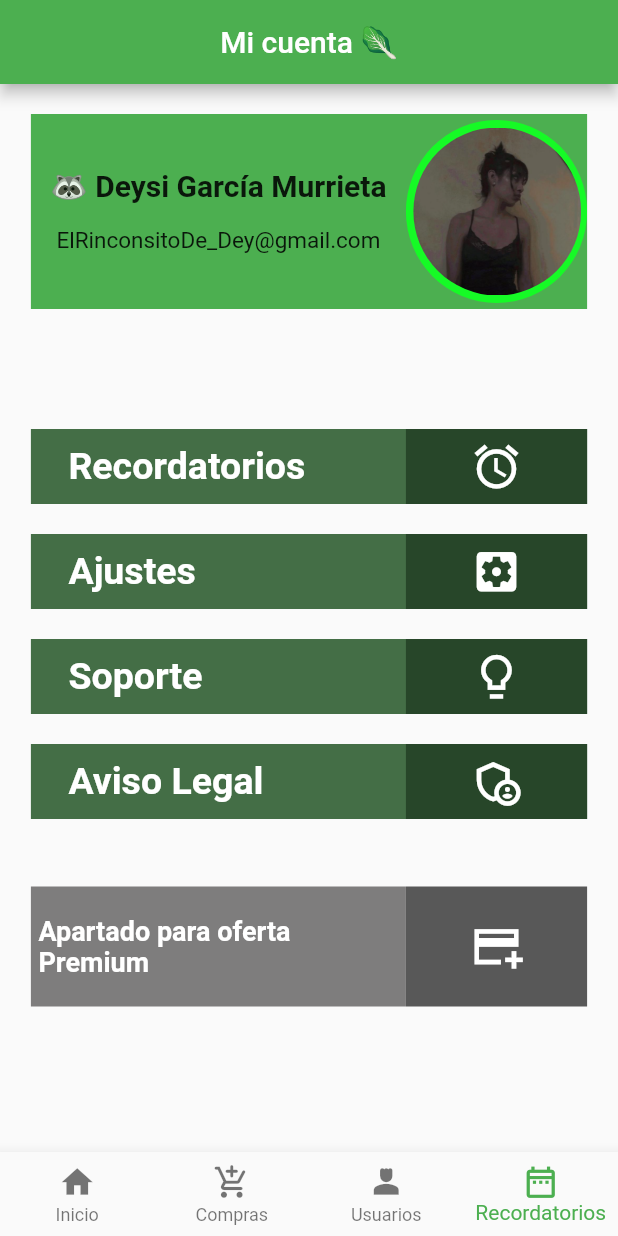
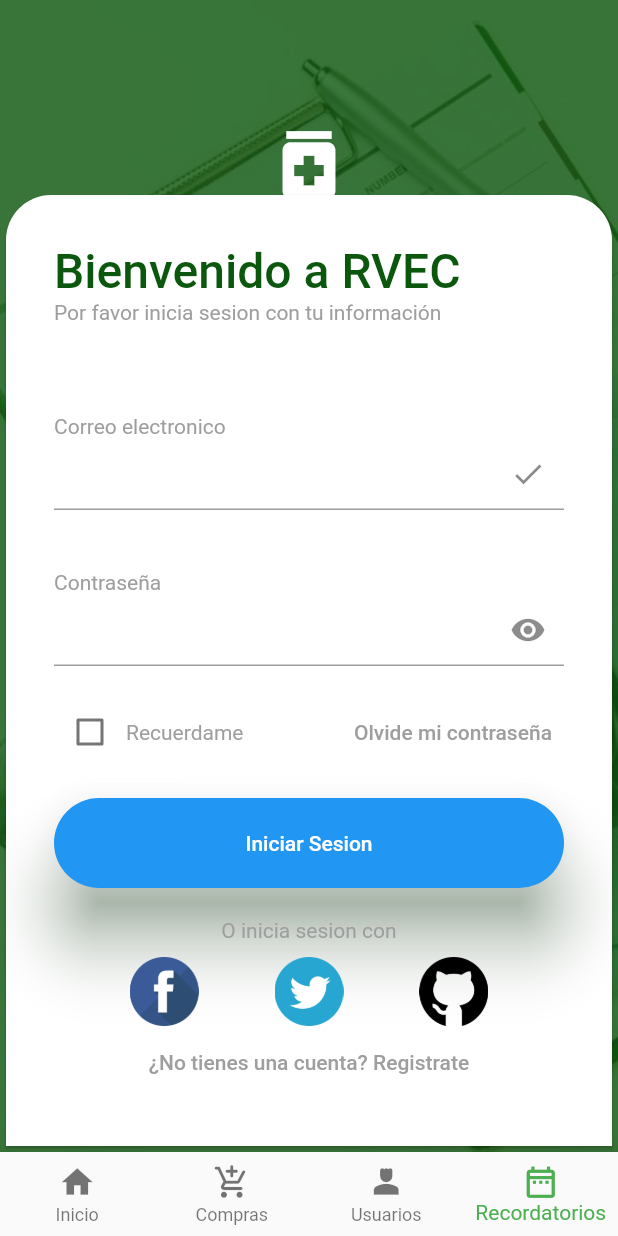
Before and after one commit to KarlaHdezHdez/app, a Flutter app: the screen it shows after launch, item 4 of the bottom bar chosen, on a phone screen of 412 x 824 dp. Run offline on Flutter 3.47's test engine with Material 2 defaults, Android fonts, the phone set to English and light mode, and no system bars; our stand-ins replace table_calendar.

Commit message:
Vista del login

```diff
--- a/lib/nav/BNavigacion.dart
+++ b/lib/nav/BNavigacion.dart
@@ -1,5 +1,6 @@
 // ignore: file_names
 import 'package:flutter/material.dart';
+
 
 class BNavigacion extends StatefulWidget {
   final Function currentIndex;
--- a/lib/nav/routes.dart
+++ b/lib/nav/routes.dart
@@ -1,6 +1,8 @@
 import 'package:flutter/material.dart';
 import 'package:translate_this/screens/information_screen.dart';
+import 'package:translate_this/screens/login.dart';
 import 'package:translate_this/screens/miCuenta_screen.dart';
+import 'package:translate_this/screens/recordatorio.dart';
 
 class Routes extends StatelessWidget {
   final int index;
@@ -11,9 +13,13 @@ class Routes extends StatelessWidget {
     List<Widget> myList = [
       const Information_Screen(),
       const MiCuenta_Screeen(),
+      const  Recordatorio_Screen(),
+      const  LoginPage(),
 
       const Information_Screen(),
       const MiCuenta_Screeen(),
+      const  Recordatorio_Screen(),
+      const  LoginPage(),
     ];
     return myList[index];
   }
--- /dev/null
+++ b/lib/screens/login.dart
@@ -0,0 +1,185 @@
+import 'package:flutter/material.dart';
+
+class LoginPage extends StatefulWidget {
+  const LoginPage({super.key});
+
+  @override
+  State<LoginPage> createState() => _LoginPageState();
+}
+
+class _LoginPageState extends State<LoginPage> {
+  late Color myColor;
+  late Size mediaSize;
+  TextEditingController emailController = TextEditingController();
+  TextEditingController passwordController = TextEditingController();
+  bool rememberUser = false;
+
+  @override
+  Widget build(BuildContext context) {
+    myColor = Theme.of(context).primaryColor;
+    mediaSize = MediaQuery.of(context).size;
+    return Container(
+      decoration: BoxDecoration(
+        color: Color.fromARGB(255, 11, 87, 13),
+        image: DecorationImage(
+          image: const AssetImage("assets/images/login/loginbackground.jpg"),
+          fit: BoxFit.cover,
+          colorFilter:
+              ColorFilter.mode(Color.fromARGB(255, 11, 87, 13).withOpacity(0.2), BlendMode.dstATop),
+        ),
+      ),
+      child: Scaffold(
+        backgroundColor: Colors.transparent,
+        body: Stack(children: [
+          Positioned(top: 80, child: _buildTop()),
+          Positioned(bottom: 0, child: _buildBottom()),
+        ]),
+      ),
+    );
+  }
+
+  Widget _buildTop() {
+    return SizedBox(
+      width: mediaSize.width,
+      child: const Column(
+        mainAxisSize: MainAxisSize.min,
+        children: [
+          Icon(
+            Icons.medication,
+            size: 60,
+            color: Colors.white,
+          ),
+          Text(
+            "RVEC",
+            style: TextStyle(
+                color: Colors.white,
+                fontWeight: FontWeight.bold,
+                fontSize: 40,
+                letterSpacing: 2),
+          )
+        ],
+      ),
+    );
+  }
+
+  Widget _buildBottom() {
+    return SizedBox(
+      width: mediaSize.width,
+      child: Card(
+        shape: const RoundedRectangleBorder(
+            borderRadius: BorderRadius.only(
+          topLeft: Radius.circular(30),
+          topRight: Radius.circular(30),
+        )),
+        child: Padding(
+          padding: const EdgeInsets.all(32.0),
+          child: _buildForm(),
+        ),
+      ),
+    );
+  }
+
+  Widget _buildForm() {
+    return Column(
+      crossAxisAlignment: CrossAxisAlignment.start,
+      children: [
+        Text(
+          "Bienvenido a RVEC",
+          style: TextStyle(
+              color: Color.fromARGB(255, 11, 87, 13), fontSize: 32, fontWeight: FontWeight.w500),
+        ),
+        _buildGreyText("Por favor inicia sesion con tu información"),
+        const SizedBox(height: 60),
+        _buildGreyText("Correo electronico"),
+        _buildInputField(emailController),
+        const SizedBox(height: 40),
+        _buildGreyText("Contraseña"),
+        _buildInputField(passwordController, isPassword: true),
+        const SizedBox(height: 20),
+        _buildRememberForgot(),
+        const SizedBox(height: 20),
+        _buildLoginButton(),
+        const SizedBox(height: 20),
+        _buildOtherLogin(),
+      ],
+    );
+  }
+
+  Widget _buildGreyText(String text) {
+    return Text(
+      text,
+      style: const TextStyle(color: Colors.grey),
+    );
+  }
+
+  Widget _buildInputField(TextEditingController controller,
+      {isPassword = false}) {
+    return TextField(
+      controller: controller,
+      decoration: InputDecoration(
+        suffixIcon: isPassword ? Icon(Icons.remove_red_eye) : Icon(Icons.done),
+      ),
+      obscureText: isPassword,
+    );
+  }
+
+  Widget _buildRememberForgot() {
+    return Row(
+      mainAxisAlignment: MainAxisAlignment.spaceBetween,
+      children: [
+        Row(
+          children: [
+            Checkbox(
+                value: rememberUser,
+                onChanged: (value) {
+                  setState(() {
+                    rememberUser = value!;
+                  });
+                }),
+            _buildGreyText("Recuerdame"),
+          ],
+        ),
+        TextButton(
+            onPressed: () {}, child: _buildGreyText("Olvide mi contraseña"))
+      ],
+    );
+  }
+
+  Widget _buildLoginButton() {
+    return ElevatedButton(
+      onPressed: () {
+        debugPrint("Email : ${emailController.text}");
+        debugPrint("Password : ${passwordController.text}");
+      },
+      style: ElevatedButton.styleFrom(
+        shape: const StadiumBorder(),
+        elevation: 20,
+        shadowColor: Color.fromARGB(255, 11, 87, 13),
+        minimumSize: const Size.fromHeight(60),
+      ),
+      child: const Text("Iniciar Sesion"),
+    );
+  }
+
+  Widget _buildOtherLogin() {
+    return Center(
+      child: Column(
+        children: [
+          _buildGreyText("O inicia sesion con"),
+          const SizedBox(height: 10),
+          Row(
+            mainAxisAlignment: MainAxisAlignment.spaceEvenly,
+            children: [
+              Tab(icon: Image.asset("assets/images/login/facebook.png")),
+              Tab(icon: Image.asset("assets/images/login/twitter.png")),
+              Tab(icon: Image.asset("assets/images/login/github.png")),
+            ],
+          ),
+          TextButton(onPressed: () {}, child: _buildGreyText("¿No tienes una cuenta? Registrate"))
+
+        ],
+
+      ),
+    );
+  }
+}
--- a/lib/screens/miCuenta_screen.dart
+++ b/lib/screens/miCuenta_screen.dart
@@ -94,7 +94,7 @@ class bodyMiCuenta extends StatelessWidget {
                                 // borderRadius: BorderRadius.circular(26),
                                 child: Image.asset(
                                   'assets/images/deysi.png',
-                                  fit: BoxFit.fill,
+                                  height: 200,
                                 ),
                               ),
                             ),
--- /dev/null
+++ b/lib/screens/recordatorio.dart
@@ -0,0 +1,50 @@
+import "package:flutter/material.dart";
+import 'package:table_calendar/table_calendar.dart';
+
+// statefulW //al escribir eso, se aparecerá una sugerencia, damos clic ahí para generar todo el código BASE automaticamete.
+
+// ignore: camel_case_types
+class Recordatorio_Screen extends StatefulWidget {
+  const Recordatorio_Screen({super.key});
+
+  @override
+  State<Recordatorio_Screen> createState() => Recordatorio_ScreenState();
+}
+
+// ignore: camel_case_types
+class Recordatorio_ScreenState extends State<Recordatorio_Screen> {
+  @override
+  Widget build(BuildContext context) {
+    // return Container();
+
+    return Scaffold(
+      appBar: AppBar(
+        title: const Text("Recordatorios"),
+        backgroundColor: Colors.green,
+        leading: IconButton(
+          icon: const Icon(Icons.arrow_back),
+          onPressed: () {
+            // Navega a la página de inicio
+          },
+        ),
+      ),
+      // body: const Center(
+      //   child: Text("🦝deysiGarcía "),
+      // ),
+      body: RecordatorioBody(),
+    );
+  }
+}
+
+class RecordatorioBody extends StatelessWidget {
+  @override
+  Widget build(BuildContext context) {
+
+
+    return MaterialApp(
+      home: Scaffold(
+
+        ),
+      );
+  }
+}
```
Also changed, not shown: pubspec.yaml (+7 -0 lines), assets/images/Logo/logo.png (added), assets/images/login/facebook.png (added), assets/images/login/github.png (added), assets/images/login/loginbackground.jpg (added), assets/images/login/twitter.png (added), pubspec.lock.
